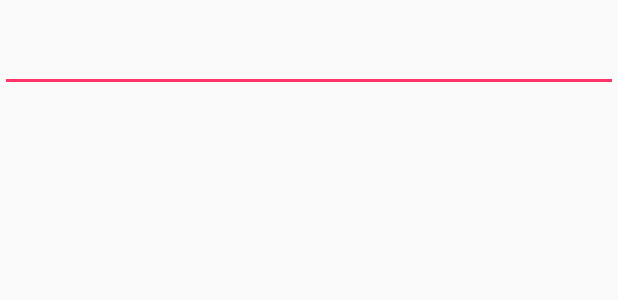
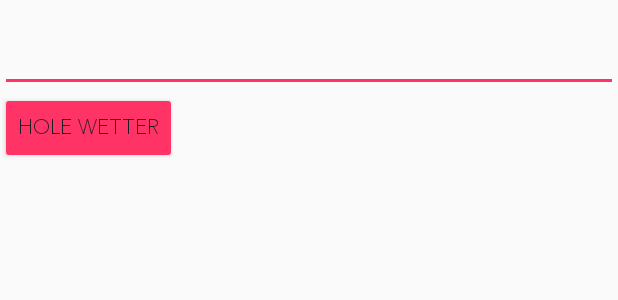
Before and after one commit to softpromin/TravelingApp, an Android app: the layout activity_city_autocomplete.xml on its own in the app's theme, with its tools: preview values and no code run, on a phone screen of 412 x 824 dp. Shown: the top 300 px of the screen. Run offline under Robolectric (Android 15) with nearby library versions, the phone set to English and light mode, and no system bars; network calls fail.

Commit message:
Autocompleter und wetter api verbessert

```diff
--- a/app/src/main/java/prak/travelerapp/WeatherAPI/WeatherTask.java
+++ b/app/src/main/java/prak/travelerapp/WeatherAPI/WeatherTask.java
@@ -19,7 +19,9 @@ public class WeatherTask extends AsyncTask<String, Void, Weather> {
         Weather weather = new Weather();
 
         try {
-            String data = ( (new WeatherHTTPClient()).getWeatherData(params[0]));
+            String city = params[0].replace(" ", "%20");
+            String country = params[1].trim();
+            String data = ( (new WeatherHTTPClient()).getWeatherData(city +"," + country));
             weather = JSONWeatherParser.getWeather(data);
 
         } catch (JSONException e) {
--- a/app/src/main/java/prak/travelerapp/WeatherAPI/model/Weather.java
+++ b/app/src/main/java/prak/travelerapp/WeatherAPI/model/Weather.java
@@ -12,4 +12,8 @@ public class Weather{
     public Location location;
     public Day[] days = new Day[16];
 
+//    public double getAverageTemperature(){
+//
+//    }
+
 }
--- a/app/src/main/res/layout/activity_city_autocomplete.xml
+++ b/app/src/main/res/layout/activity_city_autocomplete.xml
@@ -13,8 +13,19 @@
         android:id="@+id/myautocomplete"
         android:layout_width="fill_parent"
         android:layout_height="wrap_content"
-        android:completionThreshold="1"
+        android:completionThreshold="2"
+        android:dropDownHeight="20mm"
+        android:singleLine="true"
+        android:inputType="text"
+        android:cursorVisible="false"
         android:textColor="@color/black">
     </prak.travelerapp.Autocompleter.CityAutoCompleteView>
 
+    <Button
+        android:layout_width="wrap_content"
+        android:layout_height="wrap_content"
+        android:layout_below="@id/myautocomplete"
+        android:text="Hole Wetter"
+        android:id="@+id/button_get_weather" />
+
 </LinearLayout>
```
Also changed, not shown: app/src/main/java/prak/travelerapp/Autocompleter/CityAutocompleteActivity.java (+43 -5 lines), app/src/main/res/layout/activity_autocomplete.xml (+1 -6 lines), app/src/main/res/layout/activity_main.xml (+10 -10 lines).
